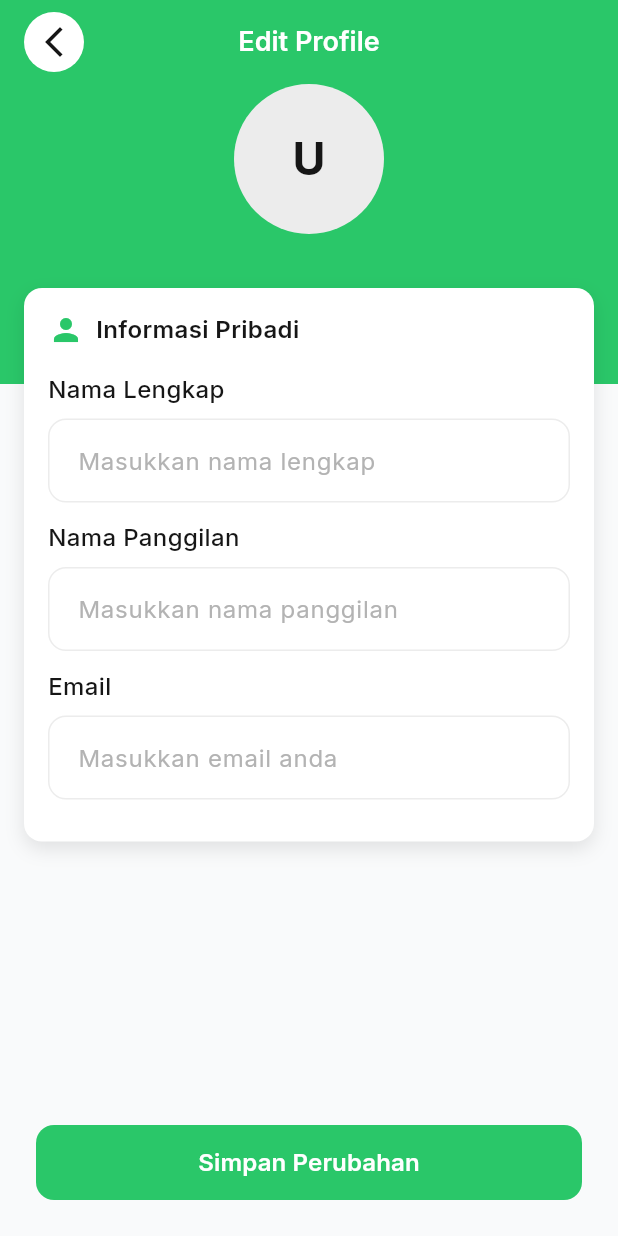
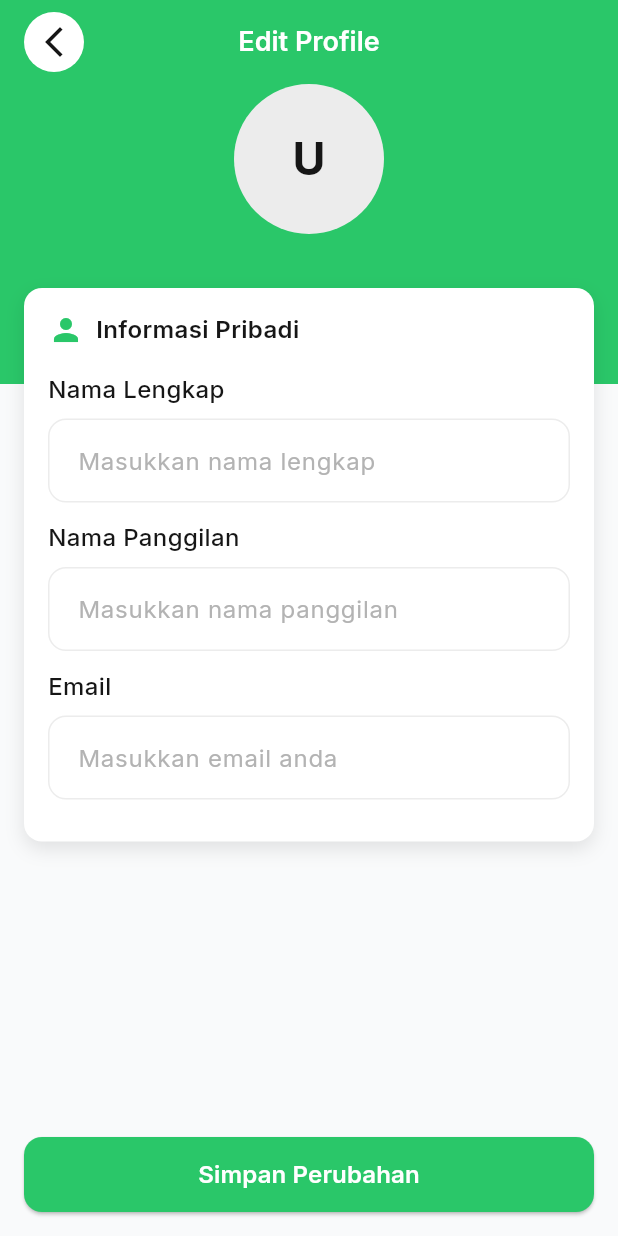
Before and after one commit to dimasnoufal/eco_coin, a Flutter app: the EditProfileScreen screen opened by its route, on a phone screen of 412 x 824 dp. Run offline on Flutter 3.47's test engine with Material 3 defaults, Android fonts, the light colour scheme and no system bars; our stand-ins replace camera, cloud_firestore, firebase_auth, firebase_core, google_fonts, google_sign_in and 3 more; missing offline and left inert: tflite_flutter; accounts and stored records are empty; project files that could hold a hidden picture were left out.

Commit message:
[CP-21, CP-23] Adjusment code

```diff
--- a/lib/app/modules/profile/edit_profile/edit_profile_screen.dart
+++ b/lib/app/modules/profile/edit_profile/edit_profile_screen.dart
@@ -5,7 +5,6 @@ import 'package:eco_coin/app/routes/app_routes.dart';
 import 'package:flutter/material.dart';
 import 'package:provider/provider.dart';
 
-import '../../../helper/shared/widget/shared_button.dart';
 import '../../../helper/shared/widget/shared_text_form_field.dart';
 import '../../../provider/firebase_auth_provider.dart';
 
@@ -144,7 +143,11 @@ class _EditProfileScreenState extends State<EditProfileScreen> {
           ),
         ),
       ),
-      body: Stack(
+      body: Column(
+        children: [
+          Expanded(
+            child: SingleChildScrollView(
+              child: Stack(
                 children: [
                   Container(
                     width: double.infinity,
@@ -176,7 +179,10 @@ class _EditProfileScreenState extends State<EditProfileScreen> {
                             children: [
                               Row(
                                 children: [
-                          Icon(Icons.person, color: AppColor.emeraldDefault),
+                                  Icon(
+                                    Icons.person,
+                                    color: AppColor.emeraldDefault,
+                                  ),
                                   const SizedBox(width: 8),
                                   Text(
                                     'Informasi Pribadi',
@@ -198,9 +204,12 @@ class _EditProfileScreenState extends State<EditProfileScreen> {
                                       controller: _namaLengkapController,
                                       labelText: "Nama Lengkap",
                                       hintText: "Masukkan nama lengkap",
-                              textCapitalization: TextCapitalization.words,
-                              validator: (value) =>
-                                  Validators.required(value, "Nama lengkap"),
+                                      textCapitalization:
+                                          TextCapitalization.words,
+                                      validator: (value) => Validators.required(
+                                        value,
+                                        "Nama lengkap",
+                                      ),
                                     ),
 
                                     const SizedBox(height: 12),
@@ -209,9 +218,12 @@ class _EditProfileScreenState extends State<EditProfileScreen> {
                                       controller: _namaPanggilanController,
                                       labelText: "Nama Panggilan",
                                       hintText: "Masukkan nama panggilan",
-                              textCapitalization: TextCapitalization.words,
-                              validator: (value) =>
-                                  Validators.required(value, "Nama panggilan"),
+                                      textCapitalization:
+                                          TextCapitalization.words,
+                                      validator: (value) => Validators.required(
+                                        value,
+                                        "Nama panggilan",
+                                      ),
                                     ),
 
                                     const SizedBox(height: 12),
@@ -235,18 +247,28 @@ class _EditProfileScreenState extends State<EditProfileScreen> {
                       ],
                     ),
                   ),
+                ],
+              ),
+            ),
+          ),
+
           Padding(
-            padding: const EdgeInsets.all(24.0),
-            child: Align(
-              alignment: Alignment.bottomCenter,
-              child: Consumer<FirebaseAuthProvider>(
-                builder: (context, authProvider, child) {
-                  return PrimaryButton(
-                    text: "Simpan Perubahan",
+            padding: const EdgeInsets.all(16.0),
+            child: ElevatedButton(
               onPressed: _handleUpdateProfile,
-                    isLoading: false,
-                  );
-                },
+              style: ElevatedButton.styleFrom(
+                backgroundColor: AppColor.emeraldDefault,
+                minimumSize: const Size.fromHeight(50),
+                shape: RoundedRectangleBorder(
+                  borderRadius: BorderRadius.circular(12),
+                ),
+              ),
+              child: Text(
+                'Simpan Perubahan',
+                style: AppColor.whiteTextStyle.copyWith(
+                  fontSize: 16,
+                  fontWeight: FontWeight.w600,
+                ),
               ),
             ),
           ),
```
Also changed, not shown: 1 other file. Lines whose indentation alone changed are shown as unchanged.
